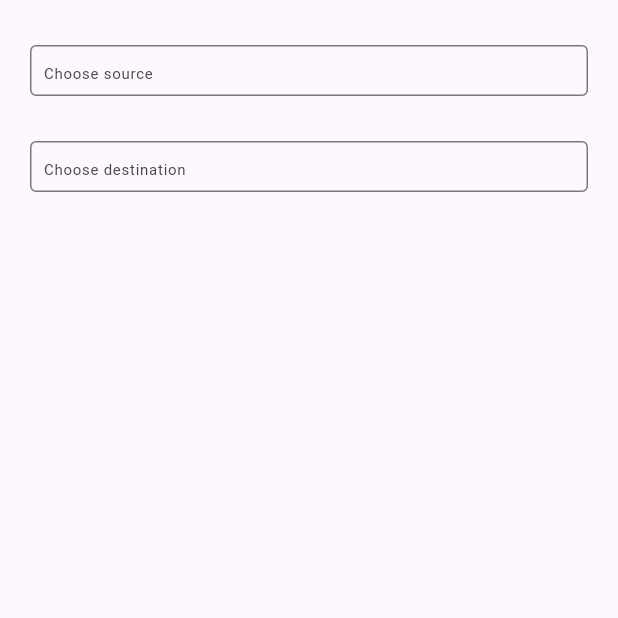
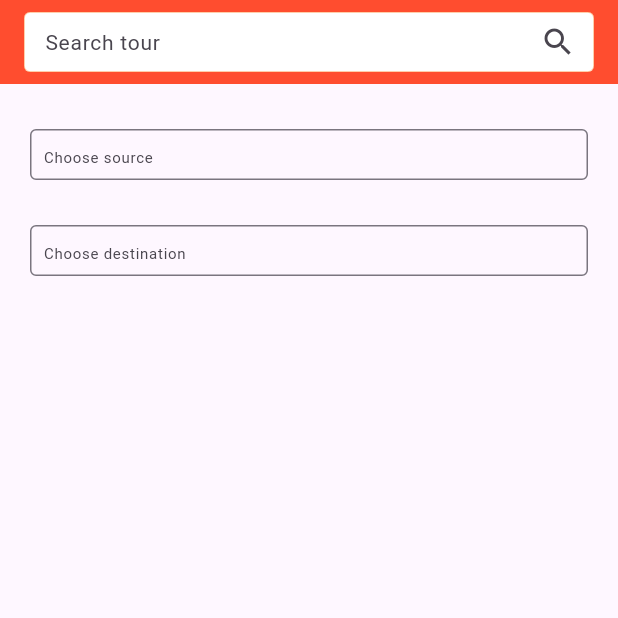
Before and after one commit to HananMustafa/google_map, a Flutter app: the screen it shows after launch, on a phone screen of 412 x 824 dp, the top half of it. Run offline on Flutter 3.47's test engine with Material 3 defaults, Android fonts, the phone set to English and light mode, and no system bars; our stand-ins replace google_fonts, google_maps_flutter, google_places_flutter, location.

Commit message:
fixed an issue

```diff
--- a/lib/pages/direction.dart
+++ b/lib/pages/direction.dart
@@ -15,6 +15,56 @@ class _directionState extends State<direction> {
   @override
   Widget build(BuildContext context) {
     return Scaffold(
+
+            appBar: AppBar(
+        backgroundColor: Color.fromRGBO(255, 77, 47, 1),
+        iconTheme: IconThemeData(
+          color: Colors.white,
+        ),
+        title: Container(
+          height: 40,
+          child: TextField(
+            // controller: searchthisctrl,
+            textAlign: TextAlign.left,
+            decoration: InputDecoration(
+              hintText: 'Search tour',
+              filled: true,
+              fillColor: Colors.white,
+              hintStyle: GoogleFonts.merriweatherSans(
+                fontSize: 14,
+              ),
+              contentPadding: EdgeInsets.symmetric(vertical: 0.0, horizontal: 10.0),
+              border: OutlineInputBorder(
+                borderRadius: BorderRadius.circular(8.0),
+                borderSide: BorderSide.none,
+              ),
+              focusedBorder: const OutlineInputBorder(
+                borderSide: BorderSide(
+                  color: Color.fromRGBO(255, 107, 0, 1),
+                  width: 2.0,
+                ),
+              ),
+              enabledBorder: OutlineInputBorder(
+                borderSide: BorderSide(
+                  color: Color.fromRGBO(255, 107, 0, 1).withOpacity(0.5),
+                  width: 0.5,
+                ),
+              ),
+              suffixIcon: IconButton(
+                icon: Icon(Icons.search),
+                onPressed: () {
+                },
+              ),
+            ),
+          ),
+        ),
+      ),
+
+
+
+
+
+
         body: Column(
       children: [
         //SOURCE
--- a/lib/pages/predictPlaces.dart
+++ b/lib/pages/predictPlaces.dart
@@ -59,7 +59,7 @@ class _predictPlacesState extends State<predictPlaces> {
                                         fontSize: 15,
                                         color: Colors.black,
                                       ),
-                                      googleAPIKey: "AIzaSyDd_DAaGN6XCBtM0KPjYn1AZjhU9c2KzC4",
+                                      googleAPIKey: "",
                                       inputDecoration: const InputDecoration(
                                         border: InputBorder.none,
                                         enabledBorder: InputBorder.none,
```
Also changed, not shown: 1 other file.
